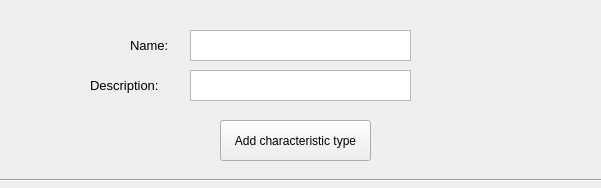
Above: CharacteristicTypeAddForm.ui from shimanskIA/FFS-Software before the change. Below: the same form after it.
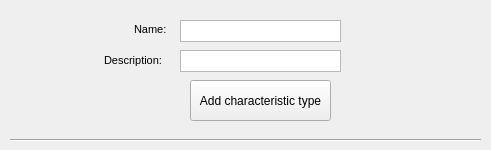
That is the form after the change. Icons and pictures are not drawn.

The edit to the form file:
```diff
--- a/CharacteristicTypeAddForm.ui
+++ b/CharacteristicTypeAddForm.ui
@@ -6,8 +6,8 @@
    <rect>
     <x>0</x>
     <y>0</y>
-    <width>601</width>
-    <height>188</height>
+    <width>491</width>
+    <height>150</height>
    </rect>
   </property>
   <property name="windowTitle">
@@ -16,15 +16,15 @@
   <widget class="QLabel" name="label">
    <property name="geometry">
     <rect>
-     <x>130</x>
-     <y>30</y>
-     <width>61</width>
+     <x>134</x>
+     <y>14</y>
+     <width>41</width>
      <height>31</height>
     </rect>
    </property>
    <property name="font">
     <font>
-     <pointsize>10</pointsize>
+     <pointsize>8</pointsize>
     </font>
    </property>
    <property name="text">
@@ -34,15 +34,15 @@
   <widget class="QLabel" name="label_2">
    <property name="geometry">
     <rect>
-     <x>90</x>
-     <y>70</y>
-     <width>121</width>
+     <x>104</x>
+     <y>45</y>
+     <width>71</width>
      <height>31</height>
     </rect>
    </property>
    <property name="font">
     <font>
-     <pointsize>10</pointsize>
+     <pointsize>8</pointsize>
     </font>
    </property>
    <property name="text">
@@ -52,39 +52,45 @@
   <widget class="QTextEdit" name="NameInput">
    <property name="geometry">
     <rect>
-     <x>190</x>
-     <y>30</y>
-     <width>221</width>
-     <height>31</height>
+     <x>180</x>
+     <y>20</y>
+     <width>161</width>
+     <height>22</height>
     </rect>
    </property>
    <property name="font">
     <font>
-     <pointsize>10</pointsize>
+     <pointsize>8</pointsize>
     </font>
    </property>
+   <property name="verticalScrollBarPolicy">
+    <enum>Qt::ScrollBarAlwaysOff</enum>
+   </property>
   </widget>
   <widget class="QTextEdit" name="DescriptionInput">
    <property name="geometry">
     <rect>
-     <x>190</x>
-     <y>70</y>
-     <width>221</width>
-     <height>31</height>
+     <x>180</x>
+     <y>50</y>
+     <width>161</width>
+     <height>22</height>
     </rect>
    </property>
    <property name="font">
     <font>
-     <pointsize>10</pointsize>
+     <pointsize>8</pointsize>
     </font>
    </property>
+   <property name="verticalScrollBarPolicy">
+    <enum>Qt::ScrollBarAlwaysOff</enum>
+   </property>
   </widget>
   <widget class="Line" name="line">
    <property name="geometry">
     <rect>
-     <x>0</x>
-     <y>170</y>
-     <width>611</width>
+     <x>10</x>
+     <y>130</y>
+     <width>471</width>
      <height>20</height>
     </rect>
    </property>
@@ -95,9 +101,9 @@
   <widget class="QPushButton" name="AddCharacteristicTypeButton">
    <property name="geometry">
     <rect>
-     <x>220</x>
-     <y>120</y>
-     <width>151</width>
+     <x>190</x>
+     <y>80</y>
+     <width>141</width>
      <height>41</height>
     </rect>
    </property>
```
Left out of the diff: 4 changed lines with no effect on the pictures.
